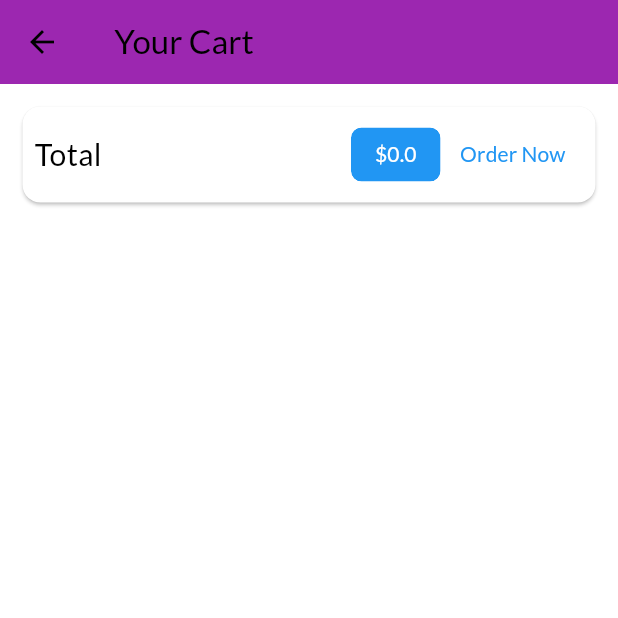
After one commit to haroonmunir01/Shop, a Flutter app: the CartScreen screen opened by its route, on a phone screen of 412 x 824 dp, the top half of it. The commit adds this screen. Run offline on Flutter 3.47's test engine with Material 3 defaults, Android fonts, the phone set to English and light mode, and no system bars; network calls fail.

Commit message:
Cart Screen added

```diff
--- a/lib/main.dart
+++ b/lib/main.dart
@@ -1,6 +1,7 @@
 import 'package:flutter/material.dart';
 import 'package:provider/provider.dart';
 import 'package:shop/providers/cart.dart';
+import 'package:shop/screens/cart_screen.dart';
 import 'package:shop/screens/product_detail_screen.dart';
 import 'package:shop/screens/products_overview_screen.dart';
 import './providers/products.dart';
@@ -31,7 +32,8 @@ class MyApp extends StatelessWidget {
         ),
         home: ProductsOverviewScreen(),
         routes: {
-          ProductDetailScreen.routeName: (context) => ProductDetailScreen(),
+          ProductDetailScreen.routeName: (context) =>const ProductDetailScreen(),
+          CartScreen.routeName:(context)=>const CartScreen(),
         },
       ),
     );
--- a/lib/providers/cart.dart
+++ b/lib/providers/cart.dart
@@ -12,9 +12,17 @@ int get itemCount{
   return _items!.length;
 }
 
+double get totalAmount{
+  var total=0.0;
+  _items!.forEach((key, value) {
+    total+=value.price! * value.quantity!;
+  });
+  return total;
+}
+
 void addItem(String productId,String title,double price){
   if(_items!.containsKey(productId)){
-_items!.update(productId, (exsitingCartItem) => CartItem(id:exsitingCartItem.id, title: exsitingCartItem.title, quantity: (exsitingCartItem.quantity!+1), price: exsitingCartItem.price));
+_items!.update(productId, (existingCartItem) => CartItem(id:existingCartItem.id, title: existingCartItem.title, quantity: (existingCartItem.quantity!+1), price: existingCartItem.price));
   }
   else {
     _items?.putIfAbsent(productId, () => CartItem(id: DateTime.now().toString(), title: title, quantity: 1, price: price));
--- /dev/null
+++ b/lib/screens/cart_screen.dart
@@ -0,0 +1,39 @@
+import 'package:flutter/material.dart';
+import 'package:provider/provider.dart';
+import 'package:shop/providers/cart.dart';
+import 'package:shop/widgets/cart_items.dart';
+
+class CartScreen extends StatelessWidget {
+  const CartScreen ({super.key});
+  static const routeName='/Cart';
+
+  @override
+  Widget build(BuildContext context) {
+    final cart=Provider.of<Cart>(context);
+    return  Scaffold(
+      appBar: AppBar(title:const Text(' Your Cart'),),
+      body: Column(
+        children: [
+          Card(
+          margin:const EdgeInsets.all(15),
+      child: Padding(
+        padding:const EdgeInsets.all(8),
+        child: Row(
+          mainAxisAlignment: MainAxisAlignment.spaceBetween,
+          children: [
+            const Text('Total',style: TextStyle(fontSize: 20,),),
+            Spacer(),
+            Chip(label: Text('\$${cart.totalAmount}',style:const TextStyle(color:Colors.white ),),backgroundColor: Theme.of(context).primaryColor),
+            TextButton(onPressed: (){}, child: Text('Order Now',style: TextStyle(color: Theme.of(context).primaryColor),),)
+          ],
+        ),
+      ),
+      ),
+          SizedBox(width: 10,),
+          Expanded(child: ListView.builder(itemCount:cart.itemCount,itemBuilder: (ctx,i)=>CartItems(id: cart.items.values.toList()[i]!.id, title: cart.items.values.toList()[i]!.title, quantity: cart.items.values.toList()[i]!.quantity, price: cart.items.values.toList()[i]!.price),))
+        ],
+      ),
+    );
+
+  }
+}
--- a/lib/screens/products_overview_screen.dart
+++ b/lib/screens/products_overview_screen.dart
@@ -1,6 +1,7 @@
 import 'package:flutter/material.dart';
 import 'package:provider/provider.dart';
 import 'package:shop/providers/cart.dart';
+import 'package:shop/screens/cart_screen.dart';
 import 'package:shop/widgets/badge.dart';
 import '../widgets/products_grid.dart';
 
@@ -46,7 +47,9 @@ class _ProductsOverviewScreenState extends State<ProductsOverviewScreen> {
           ),
            child: IconButton(
               icon: Icon(Icons.shopping_cart),
-              onPressed: (){},
+              onPressed: (){
+                Navigator.of(context).pushNamed(CartScreen.routeName);
+              },
             ),
           ),
         ],),
```
Also changed, not shown: lib/widgets/cart_items.dart (added, +34 -0 lines).
